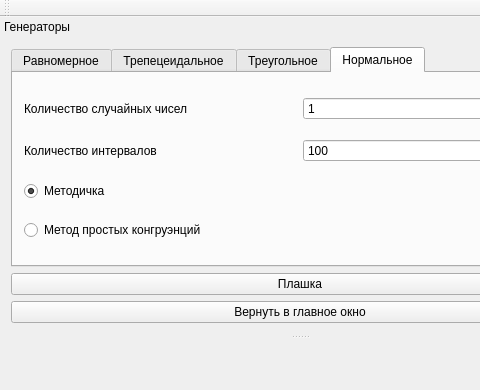
bagofpockets/MIS_Kryuchkov, file MIS_Kryuchkov.ui: the form before one commit; both pictures show x 0 to 480 and y 0 to 390 of the 600 by 600 pixel window.
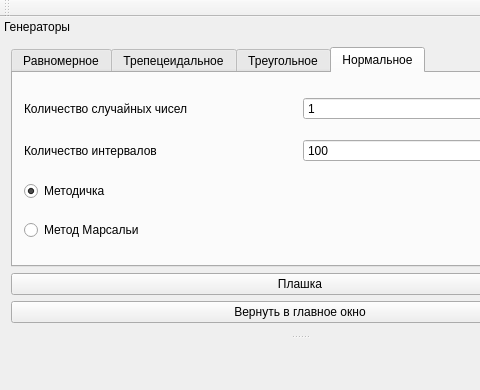
The form after the commit. The open tabs and pages were chosen to show the change. Icons and pictures are not drawn. Custom widgets are drawn as their Qt base class.

The edit to the form file:
```diff
--- a/MIS_Kryuchkov.ui
+++ b/MIS_Kryuchkov.ui
@@ -448,7 +448,7 @@
          <item row="3" column="0">
           <widget class="QRadioButton" name="radioButton3_2">
            <property name="text">
-            <string>Метод простых конгруэнций</string>
+            <string>Метод Марсальи</string>
            </property>
           </widget>
          </item>
```
